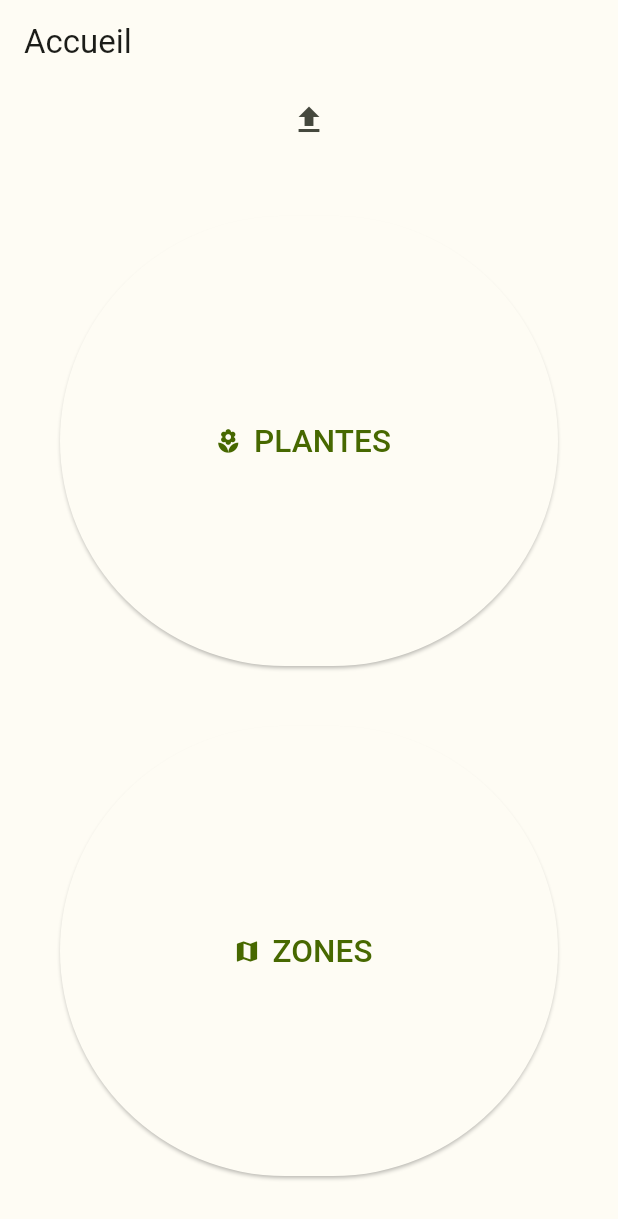
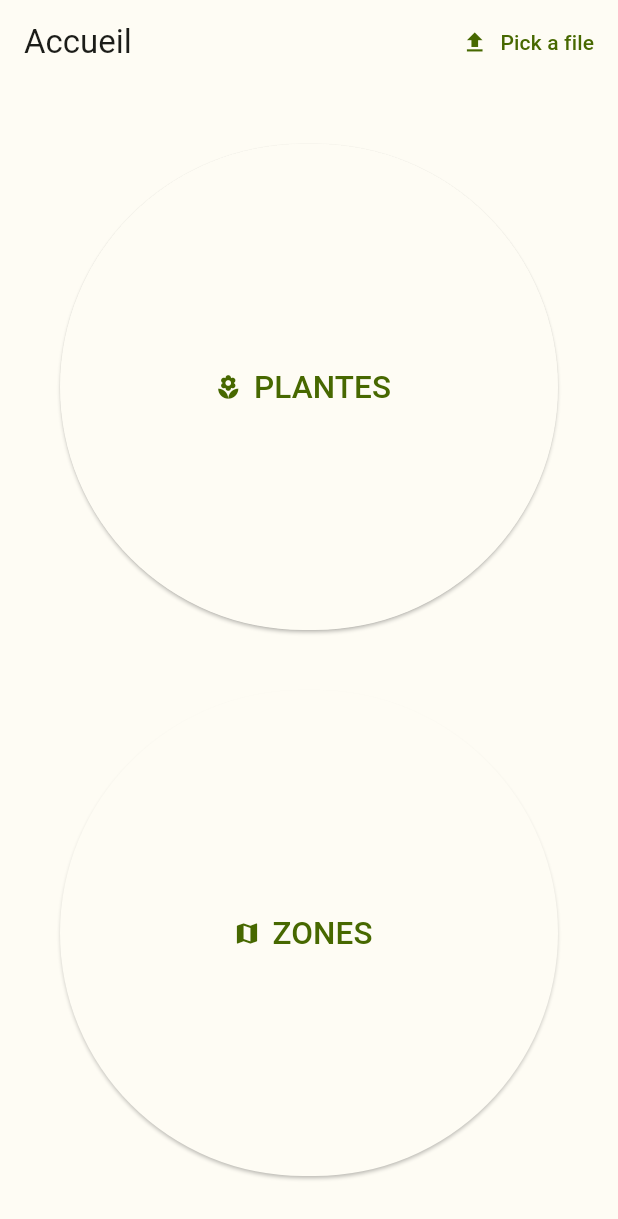
Before and after one commit to LaurieBe/app_jar, a Flutter app: the screen it shows after launch, on a phone screen of 412 x 824 dp. Shown: the top 1219 px of the screen. Run offline on Flutter 3.47's test engine with Material 2 defaults, Android fonts, the phone set to English and light mode, and no system bars; our stand-ins replace csv, file_picker.

Commit message:
pick a file button in app bar

```diff
--- a/lib/homepage.dart
+++ b/lib/homepage.dart
@@ -22,6 +22,7 @@ class HomePage extends StatelessWidget {
     log('Build screen');
 
     return Consumer<AppModel>(builder: (context, model, child) {
+      //fonction de récupération du fichier
       void pickFile() async {
         log('starting to pick file...');
         // opens storage to pick files and the picked file or files
@@ -79,33 +80,29 @@ class HomePage extends StatelessWidget {
         }
       }
 
-      Widget w;
+      //vérifier si la liste de plante est présente
       if (model.plantList.isNotEmpty) {
         log('Plant list ok ! first row : ');
         log(model.plantList[0].name);
-        w = Container();
       } else {
         log('il faut charger la plantlist');
-        w = IconButton(
-          onPressed: () {
-            pickFile();
-          },
-          icon: const Icon(
-            Icons.file_upload,
-            semanticLabel: 'Pick a file',
-          ),
-        );
-        //Row(children : const [SizedBox(width: 59,height: 59,child:CircularProgressIndicator())]);
+        pickFile();
       }
 
       return Scaffold(
         appBar: AppBar(
           title: const Text('Accueil'),
+          actions : <Widget>[
+            TextButton.icon(
+              onPressed: () {pickFile();},
+              icon: const Icon(Icons.file_upload),
+              label: const Text('Pick a file'),
+            ),
+          ],
         ),
         body: Column(
           crossAxisAlignment: CrossAxisAlignment.stretch,
           children: [
-            w,
             //PLANTES
             Expanded(
               flex: 1,
```
